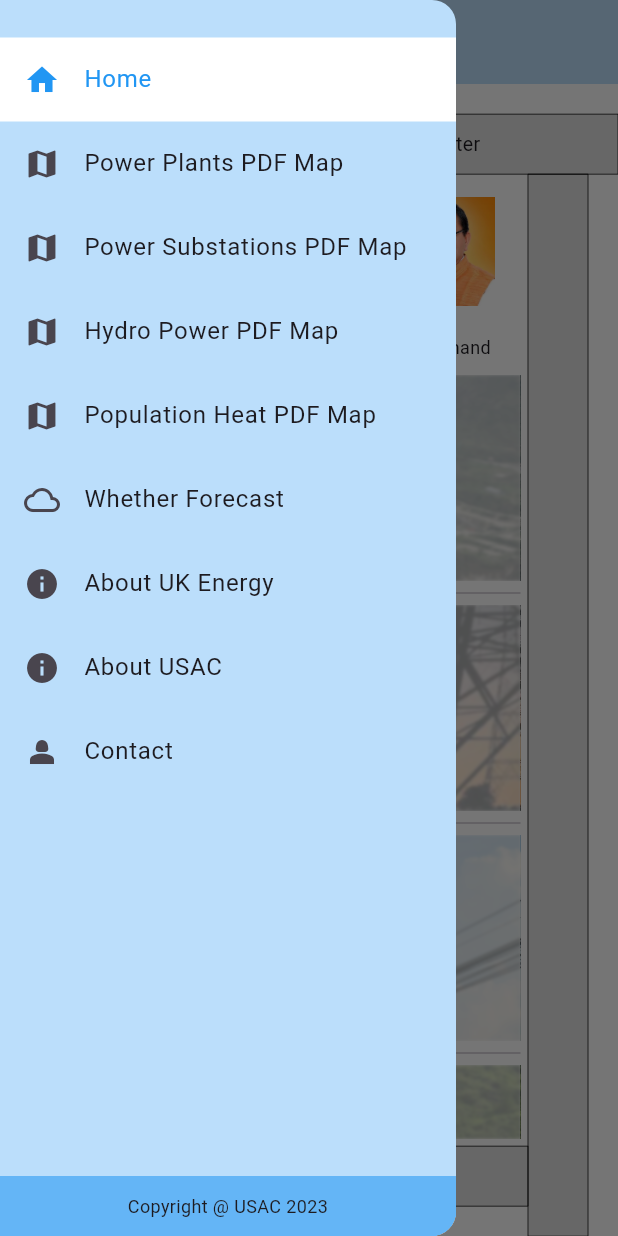
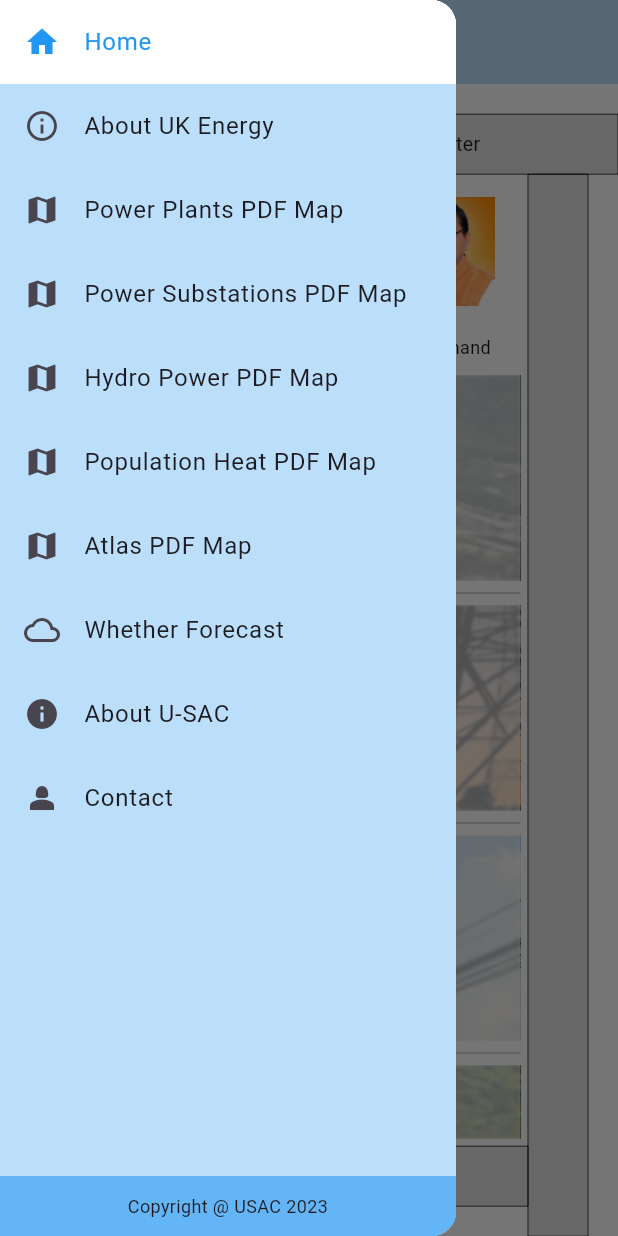
Before and after one commit to shubhamranswal/uk-energy, a Flutter app: the screen it shows after launch, with the side drawer open, on a phone screen of 412 x 824 dp. Run offline on Flutter 3.47's test engine with Material 2 defaults, Android fonts, the phone set to English and light mode, and no system bars; our stand-ins replace double_back_to_close_app, flutter_easyloading, flutter_map, latlong2, shared_preferences, webview_flutter; missing offline and left inert: syncfusion_flutter_pdfviewer.

Commit message:
left to update text for different sizes

```diff
--- a/lib/home/home_page.dart
+++ b/lib/home/home_page.dart
@@ -3,12 +3,12 @@ import 'package:double_back_to_close_app/double_back_to_close_app.dart';
 import 'package:flutter/material.dart';
 import 'package:flutter/services.dart';
 import 'package:flutter_easyloading/flutter_easyloading.dart';
-import 'package:flutter_inappwebview/flutter_inappwebview.dart';
 import 'package:syncfusion_flutter_pdfviewer/pdfviewer.dart';
 import 'package:url_launcher/url_launcher.dart';
 import 'package:usac_map_app/data/text_content.dart';
 import 'package:usac_map_app/maps/map_page.dart';
 import 'package:usac_map_app/maps/test_map.dart';
+import 'package:webview_flutter/webview_flutter.dart';
 
 class HomePage extends StatefulWidget {
   const HomePage({super.key});
@@ -20,6 +20,8 @@ class HomePage extends StatefulWidget {
 class _HomePageState extends State<HomePage> {
   int _selectedIndex = 0;
   String _title = 'Home';
+
+  bool isLoading = true;
 
   double changingHeight = 0;
   double changingWidth = 0;
@@ -62,9 +64,6 @@ class _HomePageState extends State<HomePage> {
                 height: MediaQuery.of(context).size.height - 40,
                 child: ListView(
                   children: [
-                    const SizedBox(
-                      height: 25,
-                    ),
                     ListTile(
                       leading: const Icon(Icons.home),
                       title: const Text('Home '),
@@ -73,6 +72,17 @@ class _HomePageState extends State<HomePage> {
                       selected: _selectedIndex == 0,
                       onTap: () {
                         _onItemTapped(0, 'Home');
+                        Navigator.pop(context);
+                      },
+                    ),
+                    ListTile(
+                      leading: const Icon(Icons.info_outline),
+                      selectedTileColor: Colors.white,
+                      selectedColor: Colors.blue,
+                      title: const Text('About UK Energy'),
+                      selected: _selectedIndex == 1,
+                      onTap: () {
+                        _onItemTapped(1, 'UK Energy');
                         Navigator.pop(context);
                       },
                     ),
@@ -123,6 +133,17 @@ class _HomePageState extends State<HomePage> {
                     ListTile(
                       selectedTileColor: Colors.white,
                       selectedColor: Colors.blue,
+                      leading: const Icon(Icons.map),
+                      title: const Text('Atlas PDF Map'),
+                      selected: _selectedIndex == 9,
+                      onTap: () {
+                        _onItemTapped(9, 'Atlas PDF Map');
+                        Navigator.pop(context);
+                      },
+                    ),
+                    ListTile(
+                      selectedTileColor: Colors.white,
+                      selectedColor: Colors.blue,
                       leading: const Icon(Icons.cloud_outlined),
                       title: const Text('Whether Forecast'),
                       selected: _selectedIndex == 8,
@@ -135,21 +156,10 @@ class _HomePageState extends State<HomePage> {
                       leading: const Icon(Icons.info),
                       selectedTileColor: Colors.white,
                       selectedColor: Colors.blue,
-                      title: const Text('About UK Energy'),
-                      selected: _selectedIndex == 1,
-                      onTap: () {
-                        _onItemTapped(1, 'UK Energy');
-                        Navigator.pop(context);
-                      },
-                    ),
-                    ListTile(
-                      leading: const Icon(Icons.info),
-                      selectedTileColor: Colors.white,
-                      selectedColor: Colors.blue,
-                      title: const Text('About USAC'),
+                      title: const Text('About U-SAC'),
                       selected: _selectedIndex == 2,
                       onTap: () {
-                        _onItemTapped(2, 'About USAC');
+                        _onItemTapped(2, 'About U-SAC');
                         Navigator.pop(context);
                       },
                     ),
@@ -807,10 +817,48 @@ class _HomePageState extends State<HomePage> {
               return Future.value(false);
             });
       case 8:
+        var url = 'https://mosdac.gov.in/live/index_one.php?url_name=india';
         return WillPopScope(
-            child: InAppWebView(
-              initialUrlRequest: URLRequest(url: Uri.parse('https://mosdac.gov.in/live/index_one.php?url_name=india')),
-            ),
+          onWillPop: () async {
+            _onItemTapped(0, 'Home');
+            return Future.value(false);
+          },
+          child: Stack(
+            children: [
+              WebView(
+                initialUrl: url,
+                onPageStarted: (start){
+                  setState(() {
+                    isLoading = true;
+                  });
+                },
+                onPageFinished: (finish) {
+                  setState(() {
+                    isLoading = false;
+                  });
+                },
+                javascriptMode: JavascriptMode.unrestricted,
+              ),
+              Visibility(
+                visible: isLoading,
+                child: Center(
+                  child: CircularProgressIndicator(
+                    backgroundColor: Colors.white,
+                    color: Colors.blueAccent[100],
+                  ),
+                ),
+              )
+            ],
+          ),
+          // InAppWebView(
+          //   initialUrlRequest: URLRequest(url: Uri.parse('https://mosdac.gov.in/live/index_one.php?url_name=india')),
+          // )
+        );
+      case 9:
+        return WillPopScope(
+            child: Center(
+                child:
+                SfPdfViewer.asset('assests/pdf_maps/atlas.pdf')),
             onWillPop: () async {
               _onItemTapped(0, 'Home');
               return Future.value(false);
```
Also changed, not shown: pubspec.yaml (+12 -10 lines), assests/logo.jpg (added), assests/logo.png (deleted), pubspec.lock, 45 other files.
